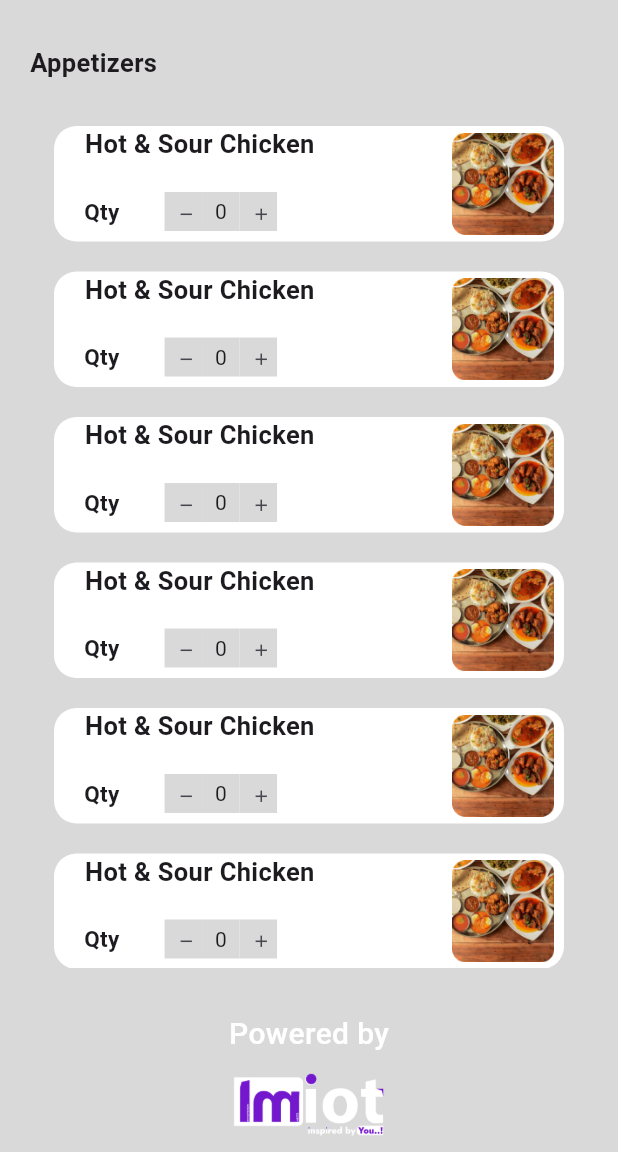
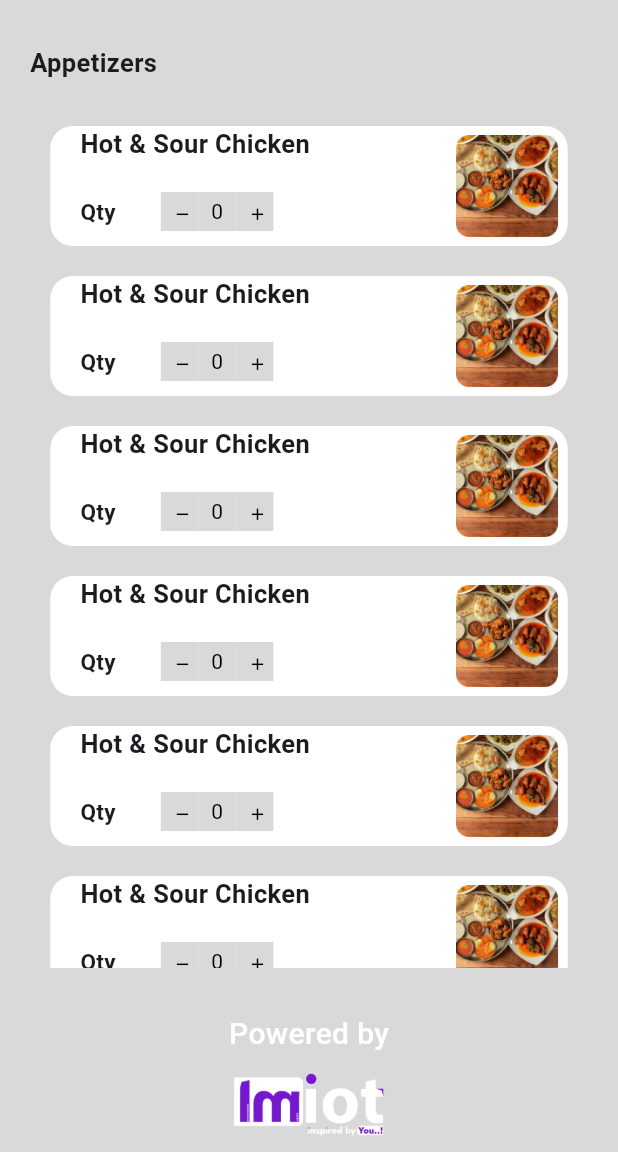
Before and after one commit to Soorya2002/Flutter-Meals-App, a Flutter app: the Appetizer screen opened directly, on a phone screen of 412 x 824 dp, the part 84-1236 px from its top. Run offline on Flutter 3.47's test engine with Material 3 defaults, Android fonts, the phone set to English and light mode, and no system bars; our stand-ins replace hexcolor.

Commit message:
added new pages

```diff
--- a/lib/appetizer.dart
+++ b/lib/appetizer.dart
@@ -57,6 +57,8 @@ class _AppetizerState extends State<Appetizer> {
                   itemName: item.ititle,
                   imageUrl: item.img,
                   quantity: quantity,
+                  showButton: false,
+                  rPadding: 0,
                   // onIncrease: _increaseQuantity,
                   // onDecrease: _decreaseQuantity,
                 );
--- a/lib/home_screen.dart
+++ b/lib/home_screen.dart
@@ -1,5 +1,6 @@
 import 'package:flutter/material.dart';
 import 'package:hexcolor/hexcolor.dart';
+import 'package:meals/cart.dart';
 import 'package:meals/model/container_box.dart';
 import 'package:meals/profile.dart';
 import 'package:meals/sorry.dart';
@@ -15,7 +16,10 @@ class HomeScreen extends StatelessWidget {
         // automaticallyImplyLeading: false,
         backgroundColor: HexColor('#827500'),
         leading: IconButton(
-          onPressed: () {},
+          onPressed: () {
+            Navigator.push(
+                context, MaterialPageRoute(builder: (context) => Cart()));
+          },
           icon: Image.asset('assets/cart.png'),
         ),
         actions: [
--- a/lib/model/appetizer_box.dart
+++ b/lib/model/appetizer_box.dart
@@ -6,14 +6,22 @@ class AppetizerBox extends StatelessWidget {
   final String itemName;
   final String imageUrl;
   final int quantity;
-  // final VoidCallback onIncrease;
-  // final VoidCallback onDecrease;
+  final bool showButton;
+  final double boxHeight;
+  final double imageWidth;
+  final double imageHeight;
+  final double rPadding;
 
   const AppetizerBox({
     super.key,
     required this.itemName,
     required this.imageUrl,
     required this.quantity,
+    this.showButton = true,
+    this.boxHeight = 80,
+    this.imageWidth = 81,
+    this.imageHeight = 68,
+    this.rPadding = 8,
     // required this.onIncrease,
     // required this.onDecrease
   });
@@ -28,15 +36,20 @@ class AppetizerBox extends StatelessWidget {
                 context, MaterialPageRoute(builder: (context) => ItemDetail()));
           },
           child: Container(
-            width: 340,
-            height: 77,
+            width: 345,
+            height: boxHeight,
             decoration: BoxDecoration(
                 borderRadius: BorderRadius.circular(15), color: Colors.white),
             child: Row(
               children: [
+                SizedBox(
+                  width: 20,
+                ),
                 Expanded(
                   flex: 3,
                   child: Column(
+                    children: [
+                      Row(
                         children: [
                           Text(
                             itemName,
@@ -45,113 +58,61 @@ class AppetizerBox extends StatelessWidget {
                               fontWeight: FontWeight.w600,
                             ),
                           ),
+                        ],
+                      ),
                       SizedBox(
                         height: 20,
                       ),
                       const Row(
                         children: [
-                          Padding(
-                            padding: EdgeInsets.only(left: 20),
-                            child: Text(
+                          Text(
                             "Qty",
                             style: TextStyle(
                               fontSize: 15,
                               fontWeight: FontWeight.w600,
                             ),
                           ),
-                          ),
                           SizedBox(
                             width: 30,
                           ),
-                          Button(),
-
-                          // Row(
-                          //   children: [
-                          //     Container(
-                          //       width: 25,
-                          //       height: 26,
-                          //       decoration: BoxDecoration(
-                          //         color: Color(0xffd9d9d9),
-                          //       ),
-                          //       child: IconButton(
-                          //         onPressed: onDecrease,
-                          //         icon: Icon(Icons.remove, size: 13),
-                          //       ),
-                          //     ),
-                          //     Container(
-                          //       width: 25,
-                          //       height: 26,
-                          //       decoration: BoxDecoration(
-                          //         color: Color(0xffd9d9d9),
-                          //       ),
-                          //       child: Center(
-                          //         child: Text('$quantity'),
-                          //       ),
-                          //     ),
-                          //     Container(
-                          //       width: 25,
-                          //       height: 26,
-                          //       decoration: BoxDecoration(
-                          //         color: Color(0xffd9d9d9),
-                          //       ),
-                          //       child: IconButton(
-                          //         onPressed: onIncrease,
-                          //         icon: Icon(
-                          //           Icons.add,
-                          //           size: 13,
-                          //         ),
-                          //       ),
-                          //     ),
-                          //   ],
-                          // )
-
-                          // Container(
-                          //   width: 25,
-                          //   height: 26,
-                          //   decoration: BoxDecoration(
-                          //     color: Color(0xffd9d9d9),
-                          //   ),
-                          //   child: Padding(
-                          //     padding: const EdgeInsets.only(bottom: 10, right: 10),
-                          //     child: IconButton(
-                          //       onPressed: onDecrease,
-                          //       icon: Icon(
-                          //         Icons.remove,
-                          //       ),
-                          //     ),
-                          //   ),
+                          Button(
+                            buttonColor: Color.fromRGBO(217, 217, 217, 1.0),
+                            iconColor: Colors.black,
+                          ),
+                        ],
+                      ),
+                      Row(
+                        children: [
+                          // SizedBox(
+                          //   height: 10,
                           // ),
-                          // SizedBox(width: 8),
-                          // Container(
-                          //   width: 25,
-                          //   height: 26,
-                          //   decoration: BoxDecoration(
-                          //     color: Color(0xffd9d9d9),
-                          //   ),
-                          //   child: Text('$quantity'),
-                          // ),
-                          // SizedBox(width: 8),
-                          // Container(
-                          //   width: 25,
-                          //   height: 26,
-                          //   decoration: BoxDecoration(
-                          //     color: Color(0xffd9d9d9),
-                          //   ),
-                          //   child: IconButton(
-                          //     onPressed: onIncrease,
-                          //     icon: Icon(Icons.add),
-                          //   ),
-                          // ),
+                          Spacer(),
+                          if (showButton)
+                            Row(
+                              mainAxisAlignment: MainAxisAlignment.end,
+                              children: [
+                                TextButton(
+                                  onPressed: () {},
+                                  child: Text(
+                                    'Remove Item',
+                                    style: TextStyle(color: Colors.black),
+                                  ),
+                                ),
                               ],
                             )
                         ],
                       ),
+                    ],
                   ),
-                Spacer(),
-                Image.asset(
+                ),
+                // Spacer(),
+                Padding(
+                  padding: EdgeInsets.only(right: rPadding),
+                  child: Image.asset(
                     imageUrl,
-                  width: 81,
-                  height: 68,
+                    width: imageWidth,
+                    height: imageHeight,
+                  ),
                 ),
               ],
             ),
--- a/lib/model/button.dart
+++ b/lib/model/button.dart
@@ -1,7 +1,10 @@
 import 'package:flutter/material.dart';
 
 class Button extends StatefulWidget {
-  const Button({super.key});
+  final Color buttonColor;
+  final Color iconColor;
+
+  const Button({super.key, required this.buttonColor, required this.iconColor});
 
   @override
   State<Button> createState() => _ButtonState();
@@ -32,34 +35,41 @@ class _ButtonState extends State<Button> {
           width: 25,
           height: 26,
           decoration: BoxDecoration(
-            color: Color(0xffd9d9d9),
+            color: widget.buttonColor,
           ),
           child: IconButton(
             onPressed: _decreaseQuantity,
             icon: Icon(Icons.remove, size: 13),
+            color: widget.iconColor,
           ),
         ),
         Container(
           width: 25,
           height: 26,
           decoration: BoxDecoration(
-            color: Color(0xffd9d9d9),
+            color: widget.buttonColor,
           ),
           child: Center(
-            child: Text('$quantity'),
+            child: Text(
+              '$quantity',
+              style: TextStyle(
+                color: widget.iconColor,
+              ),
+            ),
           ),
         ),
         Container(
           width: 25,
           height: 26,
           decoration: BoxDecoration(
-            color: Color(0xffd9d9d9),
+            color: widget.buttonColor,
           ),
           child: IconButton(
             onPressed: _increaseQuantity,
             icon: Icon(
               Icons.add,
               size: 13,
+              color: widget.iconColor,
             ),
           ),
         ),
--- a/lib/myappbar.dart
+++ b/lib/myappbar.dart
@@ -3,9 +3,11 @@ import 'package:hexcolor/hexcolor.dart';
 import 'package:meals/profile.dart';
 
 class MyAppBar extends StatelessWidget implements PreferredSizeWidget {
+  final bool showButton;
+
   @override
   Size get preferredSize => const Size.fromHeight(kToolbarHeight);
-  const MyAppBar({super.key});
+  const MyAppBar({super.key, this.showButton = true});
 
   @override
   Widget build(BuildContext context) {
@@ -16,7 +18,7 @@ class MyAppBar extends StatelessWidget implements PreferredSizeWidget {
           onPressed: () {},
           icon: GestureDetector(
               onTap: () {
-                Navigator.pop(context);
+                if (showButton) Navigator.pop(context);
               },
               child: Image.asset('assets/Less Than.png')),
         ),
```
Also changed, not shown: lib/cart.dart (added, +96 -0 lines), lib/item_detail.dart (+6 -3 lines), lib/payment.dart (added, +158 -0 lines). Lines whose indentation alone changed are shown as unchanged.
